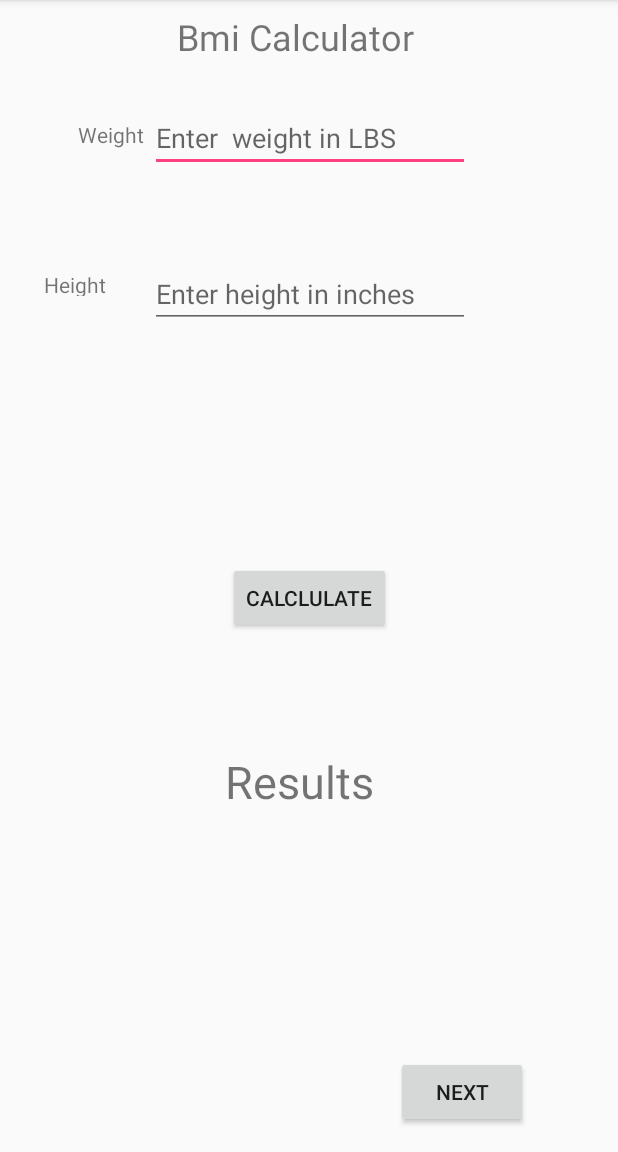
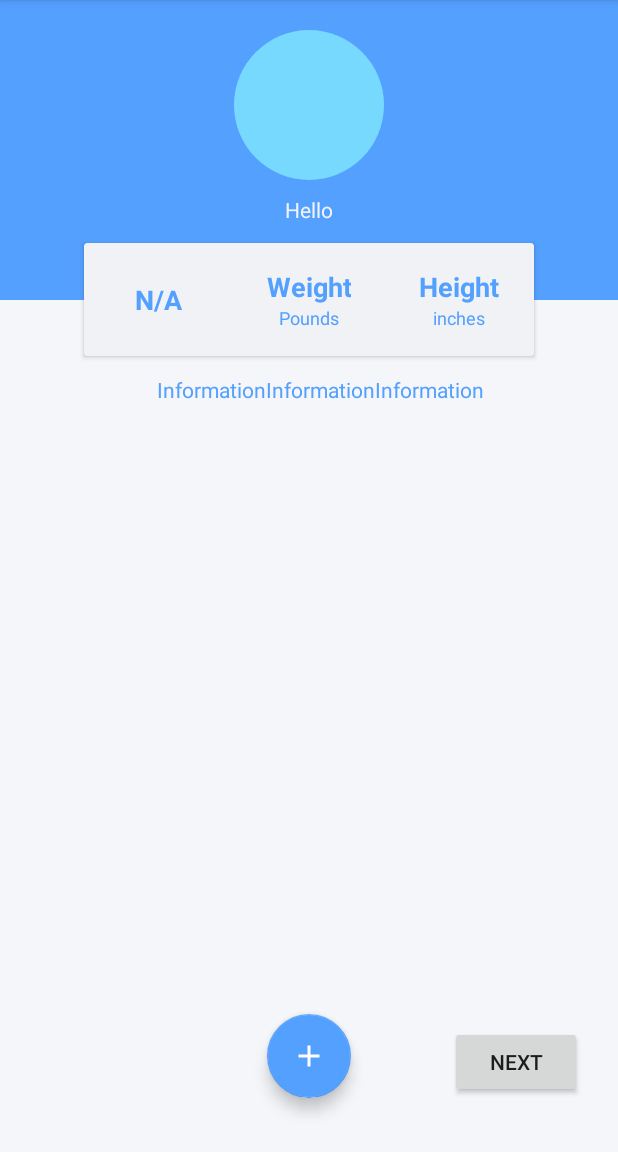
Before and after one commit to slicace/BasicBMIRecycle, an Android app: the screen it shows after launch (MainActivity), on a phone screen of 412 x 824 dp, the part 84-1236 px from its top. Run offline under Robolectric (Android 15) with nearby library versions, the phone set to English and light mode, and no system bars.

Commit message:
Bmi with a new ui/features

```diff
--- a/app/build.gradle
+++ b/app/build.gradle
@@ -1,7 +1,7 @@
 apply plugin: 'com.android.application'
 
 android {
-    compileSdkVersion 'android-P'
+    compileSdkVersion 27
     defaultConfig {
         applicationId "com.example.mason.basicbmi"
         minSdkVersion 15
@@ -22,7 +22,8 @@ android {
 
 dependencies {
     implementation fileTree(include: ['*.jar'], dir: 'libs')
-    implementation 'com.android.support:appcompat-v7:27.1.0'
+    implementation 'com.android.support:appcompat-v7:27.0.0'
+    implementation 'com.android.support:design:27.0.0'
     implementation 'com.android.support.constraint:constraint-layout:1.0.2'
     implementation 'com.android.support:design:27.1.0'
     testImplementation 'junit:junit:4.12'
--- a/app/src/main/java/com/example/mason/basicbmi/MainActivity.java
+++ b/app/src/main/java/com/example/mason/basicbmi/MainActivity.java
@@ -1,12 +1,17 @@
 package com.example.mason.basicbmi;
 
 import android.content.Intent;
+import android.support.design.widget.FloatingActionButton;
 import android.support.v7.app.AppCompatActivity;
 import android.os.Bundle;
 import android.view.View;
 import android.widget.Button;
 import android.widget.EditText;
+import android.widget.ImageButton;
+import android.widget.ImageView;
 import android.widget.TextView;
+
+import java.text.DateFormat;
 import java.text.SimpleDateFormat;
 import java.util.ArrayList;
 import java.util.Calendar;
@@ -24,30 +29,58 @@ public class MainActivity extends AppCompatActivity {
     final int[] number = {0};
     mTimesnResults = new ArrayList<>();
     mTimesnResults.add("Test");
-        Button nxtBtn = (Button) findViewById(R.id.nextBtn);
-        Button addBtn = (Button) findViewById(R.id.AddBtn);
-
+    Button nxtBtn = findViewById(R.id.nextBtn);
+    FloatingActionButton addBtn =  findViewById(R.id.fab);
+    final ImageView imageView = findViewById(R.id.circleresult);
 
 
     addBtn.setOnClickListener(new View.OnClickListener() {
       @Override
       public void onClick(View view) {
-                EditText firstNumEditText = (EditText) findViewById(R.id.firstNumber);
-                EditText secondNumEditText = (EditText) findViewById(R.id.secondNumber);
-                TextView resultTextView = (TextView) findViewById(R.id.resultsView);
+        EditText firstNumEditText =  findViewById(R.id.numWeight);
+        EditText secondNumEditText =  findViewById(R.id.numHeight);
+        TextView resultTextView =  findViewById(R.id.resultsView);
         final Calendar calendar = Calendar.getInstance();
         SimpleDateFormat format = new SimpleDateFormat("HH:mm:ss");
         final String time = "" + format.format(calendar.getTime());
+        String currentDate = DateFormat.getDateInstance().format(calendar.getTime());
 
-                double  num1 = Double.parseDouble(firstNumEditText.getText().toString());
-                double  num2 = Double.parseDouble(secondNumEditText.getText().toString());
-                double  bmiResult = num1/Math.pow(num2, 2) * 703;
+        double num1 = Double.parseDouble(firstNumEditText.getText().toString());
+        double num2 = Double.parseDouble(secondNumEditText.getText().toString());
+        double bmiResult = num1 / Math.pow(num2, 2) * 703;
 
-                bmiResult = Math.round(bmiResult*10.0)/10.;
-                resultTextView.setText(bmiResult +" ");
+        bmiResult = Math.round(bmiResult * 10.0) / 10.;
+        resultTextView.setText(bmiResult + " ");
         switch (number[0] += 1) {
         }
-                mTimesnResults.add("#" + number[0] +"BMI: "+ bmiResult + " Time: " +time);
+        mTimesnResults.add("#" + number[0] + " BMI: " + bmiResult + " Time: " + time + " Date: " + currentDate);
+
+
+
+        if (bmiResult < 18.5)
+        {
+         imageView.setImageResource(R.drawable.underweight);
+        }
+        else if (bmiResult < 25 && bmiResult > 18.5)
+        {
+          imageView.setImageResource(R.drawable.normal);
+        }
+        else if (bmiResult > 25 && bmiResult < 30 )
+        {
+          imageView.setImageResource(R.drawable.overweight);
+        }
+        else
+        {
+          imageView.setImageResource(R.drawable.obese);
+        }
+
+
+
+
+
+
+
+
       }
     });
 
@@ -59,7 +92,7 @@ public class MainActivity extends AppCompatActivity {
     });
   }
 
-    public void openActivity(){
+  public void openActivity() {
     Intent intent = new Intent(this, Main3Activity.class);
     intent.putExtra("mylist", mTimesnResults);
     startActivity(intent);
--- /dev/null
+++ b/app/src/main/res/drawable-v24/circleprac.xml
@@ -0,0 +1,12 @@
+<?xml version="1.0" encoding="utf-8"?>
+<shape
+    xmlns:android="http://schemas.android.com/apk/res/android"
+    android:shape="oval">
+
+    <solid
+        android:color="#78d9ff"/>
+
+    <size
+        android:width="10dp"
+        android:height="10dp"/>
+</shape>
--- /dev/null
+++ b/app/src/main/res/drawable-v24/normal.xml
@@ -0,0 +1,12 @@
+<?xml version="1.0" encoding="utf-8"?>
+<shape
+    xmlns:android="http://schemas.android.com/apk/res/android"
+    android:shape="oval">
+
+    <solid
+        android:color="#2ed573"/>
+
+    <size
+        android:width="10dp"
+        android:height="10dp"/>
+</shape>
--- /dev/null
+++ b/app/src/main/res/drawable-v24/obese.xml
@@ -0,0 +1,12 @@
+<?xml version="1.0" encoding="utf-8"?>
+<shape
+    xmlns:android="http://schemas.android.com/apk/res/android"
+    android:shape="oval">
+
+    <solid
+        android:color="#ff4757"/>
+
+    <size
+        android:width="10dp"
+        android:height="10dp"/>
+</shape>
--- /dev/null
+++ b/app/src/main/res/drawable-v24/overweight.xml
@@ -0,0 +1,12 @@
+<?xml version="1.0" encoding="utf-8"?>
+<shape
+    xmlns:android="http://schemas.android.com/apk/res/android"
+    android:shape="oval">
+
+    <solid
+        android:color="#ff7f50"/>
+
+    <size
+        android:width="10dp"
+        android:height="10dp"/>
+</shape>
--- /dev/null
+++ b/app/src/main/res/drawable-v24/underweight.xml
@@ -0,0 +1,12 @@
+<?xml version="1.0" encoding="utf-8"?>
+<shape
+    xmlns:android="http://schemas.android.com/apk/res/android"
+    android:shape="oval">
+
+    <solid
+        android:color="#f1f2f6"/>
+
+    <size
+        android:width="10dp"
+        android:height="10dp"/>
+</shape>
--- /dev/null
+++ b/app/src/main/res/drawable/whiteplus.xml
@@ -0,0 +1,9 @@
+<vector xmlns:android="http://schemas.android.com/apk/res/android"
+        android:width="24dp"
+        android:height="24dp"
+        android:viewportWidth="24.0"
+        android:viewportHeight="24.0">
+    <path
+        android:fillColor="#FFf"
+        android:pathData="M19,13h-6v6h-2v-6H5v-2h6V5h2v6h6v2z"/>
+</vector>
--- a/app/src/main/res/layout/activity_main.xml
+++ b/app/src/main/res/layout/activity_main.xml
@@ -4,119 +4,171 @@
     xmlns:tools="http://schemas.android.com/tools"
     android:layout_width="match_parent"
     android:layout_height="match_parent"
+    android:background="#f5f6fa"
     tools:context="com.example.mason.basicbmi.MainActivity">
 
+
+
+
+
+
+    <RelativeLayout
+        android:id="@+id/relativeLayout"
+        android:layout_width="match_parent"
+        android:layout_height="400dp"
+        android:orientation="vertical">
+
+        <LinearLayout
+            android:layout_width="match_parent"
+            android:layout_height="200dp"
+            android:background="@color/JoistBlue"
+            android:orientation="vertical">
+
+            <ImageView
+                android:id="@+id/circleresult"
+                android:layout_width="100dp"
+                android:layout_height="100dp"
+                android:layout_gravity="center_horizontal"
+                android:layout_marginTop="20dp"
+                android:src="@drawable/circleprac"
+                android:background="@color/JoistBlue" />
+
             <TextView
-        android:id="@+id/bmiCalc"
-        android:layout_width="176dp"
-        android:layout_height="34dp"
-        android:layout_marginTop="8dp"
-        android:text="Bmi Calculator"
-        android:textSize="24sp"
-        app:layout_constraintLeft_toLeftOf="parent"
-        app:layout_constraintRight_toRightOf="parent"
-        app:layout_constraintTop_toTopOf="parent" />
+                android:layout_marginTop="10dp"
+                android:id="@+id/resultsView"
+                android:layout_width="wrap_content"
+                android:layout_height="wrap_content"
+                android:layout_gravity="center_horizontal"
+                android:text="Hello"
+                android:textColor="@color/FlashWhite" />
+        </LinearLayout>
+
+        <android.support.v7.widget.CardView
+            android:layout_width="300dp"
+            android:layout_height="75dp"
+            android:layout_centerHorizontal="true"
+            android:layout_centerVertical="true"
+            app:cardBackgroundColor="@color/FlashWhite">
+
+            <LinearLayout
+                android:layout_width="match_parent"
+                android:layout_height="match_parent"
+                android:orientation="horizontal"
+                android:weightSum="3">
+
+                <LinearLayout
+                    android:layout_width="0dp"
+                    android:layout_height="match_parent"
+                    android:layout_weight="1"
+                    android:gravity="center"
+                    android:orientation="vertical">
 
                     <EditText
-        android:id="@+id/firstNumber"
+                        android:gravity="center"
+                        android:textColor="@color/JoistBlue"
+                        android:textStyle="bold"
                         android:layout_width="wrap_content"
                         android:layout_height="wrap_content"
-        android:layout_marginBottom="8dp"
-        android:layout_marginTop="8dp"
-        android:ems="10"
-        android:hint="Enter  weight in LBS"
-        android:inputType="number"
-        app:layout_constraintBottom_toBottomOf="parent"
-        app:layout_constraintEnd_toEndOf="parent"
-        app:layout_constraintHorizontal_bias="0.502"
-        app:layout_constraintLeft_toLeftOf="parent"
-        app:layout_constraintRight_toRightOf="parent"
-        app:layout_constraintStart_toStartOf="parent"
-        app:layout_constraintTop_toBottomOf="@+id/bmiCalc"
-        app:layout_constraintVertical_bias="0.029" />
+                        android:hint="N/A"
+                        android:textColorHint="@color/JoistBlue"
+                        android:background="@color/Transparent"/>
+                </LinearLayout>
 
-    <Button
-        android:id="@+id/AddBtn"
+                <LinearLayout
+                    android:layout_width="0dp"
+                    android:layout_height="match_parent"
+                    android:layout_weight="1"
+                    android:gravity="center"
+                    android:orientation="vertical">
+
+                    <EditText
+                        android:id="@+id/numWeight"
                         android:layout_width="wrap_content"
                         android:layout_height="wrap_content"
-        android:text="Calclulate"
-        app:layout_constraintBottom_toBottomOf="parent"
-        app:layout_constraintLeft_toLeftOf="parent"
-        app:layout_constraintRight_toRightOf="parent"
-        app:layout_constraintTop_toTopOf="parent"
-        app:layout_constraintVertical_bias="0.52" />
+                        android:gravity="center"
+                        android:hint="Weight"
+                        android:inputType="number"
+                        android:textColor="@color/JoistBlue"
+                        android:textColorHint="@color/JoistBlue"
+                        android:background="@color/Transparent"
+                        android:textStyle="bold" />
+                    <TextView
+                        android:layout_width="wrap_content"
+                        android:layout_height="wrap_content"
+                        android:textColor="@color/JoistBlue"
+                        android:text="Pounds"
+                        android:textStyle="normal"
+                        android:textSize="12dp"/>
+                </LinearLayout>
+
+                <LinearLayout
+                    android:layout_width="0dp"
+                    android:layout_height="match_parent"
+                    android:layout_weight="1"
+                    android:gravity="center"
+                    android:orientation="vertical">
+
+                    <EditText
+                        android:gravity="center"
+                        android:textColor="@color/JoistBlue"
+                        android:textStyle="bold"
+                        android:textColorHint="@color/JoistBlue"
+                        android:hint="Height"
+                        android:id="@+id/numHeight"
+                        android:layout_width="wrap_content"
+                        android:layout_height="wrap_content"
+                        android:inputType="number"
+                        android:background="@color/Transparent" />
+                    <TextView
+                        android:layout_width="wrap_content"
+                        android:layout_height="wrap_content"
+                        android:textColor="@color/JoistBlue"
+                        android:text="inches"
+                        android:textStyle="normal"
+                        android:textSize="12dp"/>
+                </LinearLayout>
+
+            </LinearLayout>
+
+        </android.support.v7.widget.CardView>
 
         <TextView
-        android:id="@+id/resultsView"
-        android:layout_width="112dp"
-        android:layout_height="44dp"
-        android:layout_marginBottom="108dp"
-        android:layout_marginTop="8dp"
-        android:text="Results"
-        android:textSize="30sp"
-        app:layout_constraintBottom_toBottomOf="parent"
-        app:layout_constraintLeft_toLeftOf="parent"
-        app:layout_constraintRight_toRightOf="parent"
-        app:layout_constraintTop_toBottomOf="@+id/AddBtn"
-        app:layout_constraintVertical_bias="0.377" />
-
-    <EditText
-        android:id="@+id/secondNumber"
             android:layout_width="wrap_content"
             android:layout_height="wrap_content"
-        android:layout_marginBottom="8dp"
-        android:layout_marginTop="8dp"
-        android:ems="10"
-        android:hint="Enter height in inches"
-        android:inputType="textPersonName"
-        app:layout_constraintBottom_toTopOf="@+id/AddBtn"
-        app:layout_constraintHorizontal_bias="0.502"
-        app:layout_constraintLeft_toLeftOf="parent"
-        app:layout_constraintRight_toRightOf="parent"
-        app:layout_constraintTop_toBottomOf="@+id/firstNumber"
-        app:layout_constraintVertical_bias="0.255" />
-
-    <TextView
-        android:id="@+id/Weight"
-        android:layout_width="wrap_content"
-        android:layout_height="wrap_content"
-        android:layout_marginBottom="8dp"
-        android:layout_marginEnd="4dp"
-        android:layout_marginLeft="28dp"
-        android:layout_marginTop="80dp"
-        android:text="Weight"
-        app:layout_constraintBottom_toBottomOf="parent"
-        app:layout_constraintEnd_toStartOf="@+id/firstNumber"
-        app:layout_constraintLeft_toLeftOf="parent"
-        app:layout_constraintTop_toTopOf="parent"
-        app:layout_constraintVertical_bias="0.0" />
-
-    <TextView
-        android:id="@+id/Height"
-        android:layout_width="wrap_content"
-        android:layout_height="17dp"
-        android:layout_marginEnd="8dp"
-        android:layout_marginStart="8dp"
-        android:layout_marginTop="180dp"
-        android:text="Height"
-        app:layout_constraintEnd_toStartOf="@+id/secondNumber"
-        app:layout_constraintStart_toStartOf="parent"
-        app:layout_constraintTop_toTopOf="parent" />
+            android:layout_centerHorizontal="true"
+            android:layout_marginTop="250dp"
+            android:paddingLeft="25dp"
+            android:paddingRight="10dp"
+            android:textColor="@color/JoistBlue"
+            android:text="InformationInformationInformation" />
+    </RelativeLayout>
 
     <Button
         android:id="@+id/nextBtn"
         android:layout_width="wrap_content"
         android:layout_height="wrap_content"
-        android:layout_marginBottom="16dp"
-        android:layout_marginRight="16dp"
-        android:layout_marginStart="264dp"
-        android:layout_marginTop="8dp"
+        android:layout_centerHorizontal="true"
+        android:layout_marginBottom="36dp"
+        android:layout_marginRight="24dp"
         android:text="Next"
         app:layout_constraintBottom_toBottomOf="parent"
+        app:layout_constraintRight_toRightOf="parent" />
+
+    <android.support.design.widget.FloatingActionButton
+        android:id="@+id/fab"
+        android:layout_width="wrap_content"
+        android:layout_height="wrap_content"
+        android:layout_marginBottom="36dp"
+        android:layout_marginEnd="8dp"
+        android:layout_marginStart="8dp"
+        android:src="@drawable/whiteplus"
+        app:backgroundTint="@color/JoistBlue"
+        app:fabSize="normal"
+        app:layout_constraintBottom_toBottomOf="parent"
+        app:layout_constraintEnd_toEndOf="parent"
+        app:layout_constraintLeft_toLeftOf="parent"
         app:layout_constraintRight_toRightOf="parent"
-        app:layout_constraintStart_toStartOf="parent"
-        app:layout_constraintTop_toTopOf="parent"
-        app:layout_constraintVertical_bias="1.0"
-        android:layout_marginLeft="264dp" />
+        app:layout_constraintStart_toStartOf="parent" />
+
 
 </android.support.constraint.ConstraintLayout>
--- a/app/src/main/res/layout/activity_main3.xml
+++ b/app/src/main/res/layout/activity_main3.xml
@@ -23,10 +23,14 @@
 
     <android.support.v7.widget.RecyclerView
         android:id="@+id/recycler_view"
-        android:layout_width="match_parent"
-        android:layout_height="match_parent"
-        app:layout_constraintBottom_toBottomOf="parent"
+        android:layout_width="379dp"
+        android:layout_height="375dp"
+        android:layout_marginEnd="8dp"
+        android:layout_marginStart="8dp"
+        android:layout_marginTop="10dp"
         app:layout_constraintEnd_toEndOf="parent"
+        app:layout_constraintLeft_toLeftOf="parent"
+        app:layout_constraintRight_toRightOf="parent"
         app:layout_constraintStart_toStartOf="parent"
         app:layout_constraintTop_toTopOf="parent" />
 
--- a/app/src/main/res/layout/row.xml
+++ b/app/src/main/res/layout/row.xml
@@ -4,12 +4,16 @@
     android:layout_width="match_parent"
     android:layout_height="wrap_content">
 
-
+    <android.support.v7.widget.CardView
+        android:layout_width="match_parent"
+        android:layout_height="wrap_content"
+        android:layout_margin="12dp">
     <TextView
         android:layout_width="match_parent"
         android:id="@+id/full_info"
-        android:textSize="32sp"
-        android:layout_height="match_parent"/>
+        android:textSize="15dp"
+        android:padding="8dp"
+        android:layout_height="wrap_content"/>
 
-
+    </android.support.v7.widget.CardView>
 </LinearLayout>
--- a/app/src/main/res/values/colors.xml
+++ b/app/src/main/res/values/colors.xml
@@ -3,4 +3,13 @@
     <color name="colorPrimary">#3F51B5</color>
     <color name="colorPrimaryDark">#303F9F</color>
     <color name="colorAccent">#FF4081</color>
+    <color name="colorCyanite">#0abde3</color>
+    <color name="JoistBlue">#54a0ff</color>
+    <color name="LightBlueBallerina">#c8d6e5</color>
+    <color name="FlashWhite">#f1f2f6</color>
+    <color name="Transparent">#00000000</color>
+    <color name="underweight">#f1f2f6</color>
+    <color name="normalweight">#2ed573</color>
+    <color name="overweight">#ff7f50</color>
+    <color name="obese">#ff4757</color>
 </resources>
```
Also changed, not shown: app/src/main/res/drawable/bluebutton.png (added), app/src/main/res/drawable/practiceimage.jpg (added). Lines whose indentation alone changed are shown as unchanged.
